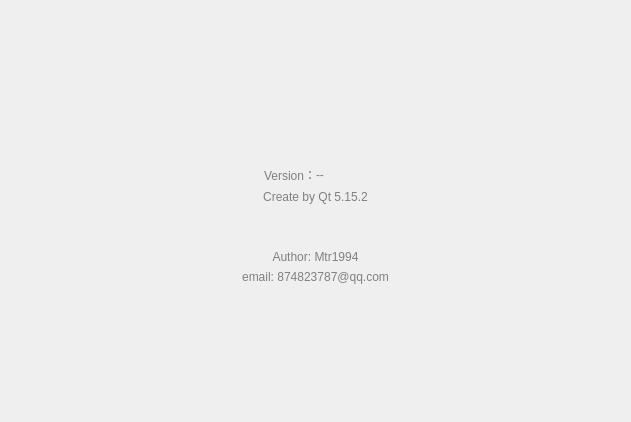
The window that Widget/widgetversioncontent.ui (Mtr1994/DeskSocket) describes before a commit, drawn with Qt 5.
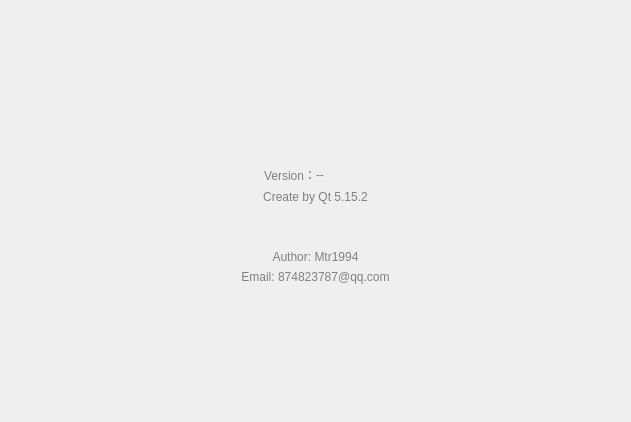
The same window after the commit. Icons and pictures are not drawn.

Diff of the .ui file:
```diff
--- a/Widget/widgetversioncontent.ui
+++ b/Widget/widgetversioncontent.ui
@@ -134,7 +134,7 @@
          <string notr="true"/>
         </property>
         <property name="text">
-         <string>email: 874823787@qq.com</string>
+         <string>Email: 874823787@qq.com</string>
         </property>
         <property name="alignment">
          <set>Qt::AlignCenter</set>
```
